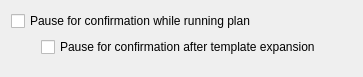
Before: the Qt Designer form multiscript/ui/plan_config_general_panel.ui in multiscript/multiscript, drawn with Qt 5.
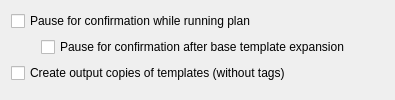
After: the same form once the commit is applied.

Commit message: Copy template as output (#15)

What changed in the file:
```diff
--- a/multiscript/ui/plan_config_general_panel.ui
+++ b/multiscript/ui/plan_config_general_panel.ui
@@ -6,8 +6,8 @@
    <rect>
     <x>0</x>
     <y>0</y>
-    <width>363</width>
-    <height>77</height>
+    <width>395</width>
+    <height>100</height>
    </rect>
   </property>
   <property name="windowTitle">
@@ -29,12 +29,19 @@
      <item>
       <widget class="QCheckBox" name="confirmAfterTemplateExpansionCheckBox">
        <property name="text">
-        <string>Pause for confirmation after template expansion</string>
+        <string>Pause for confirmation after base template expansion</string>
        </property>
       </widget>
      </item>
     </layout>
    </item>
+   <item>
+    <widget class="QCheckBox" name="createTemplateCopiesCheckBox">
+     <property name="text">
+      <string>Create output copies of templates (without tags)</string>
+     </property>
+    </widget>
+   </item>
    <item>
     <spacer name="verticalSpacer">
      <property name="orientation">
```
The commit also changes 46 other files.
